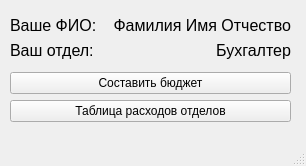
Old version of the form src/main/accountantmainwindow.ui in the repository sozzzzi/BudgetControl.
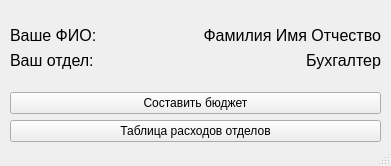
New version of the form.

The edit to the form file:
```diff
--- a/src/main/accountantmainwindow.ui
+++ b/src/main/accountantmainwindow.ui
@@ -6,7 +6,7 @@
    <rect>
     <x>0</x>
     <y>0</y>
-    <width>306</width>
+    <width>391</width>
     <height>166</height>
    </rect>
   </property>
@@ -19,8 +19,8 @@
      <rect>
       <x>10</x>
       <y>10</y>
-      <width>281</width>
-      <height>118</height>
+      <width>371</width>
+      <height>148</height>
      </rect>
     </property>
     <layout class="QGridLayout" name="gridLayout">
```
Left out of the diff: 4 changed lines with no effect on the pictures.
